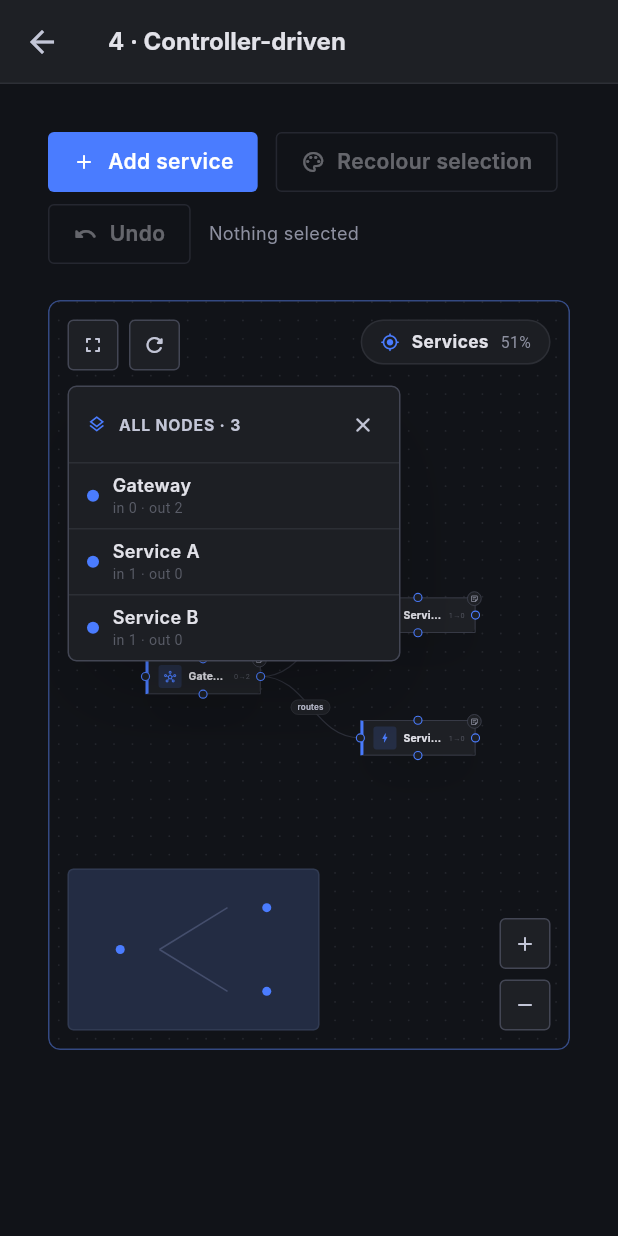
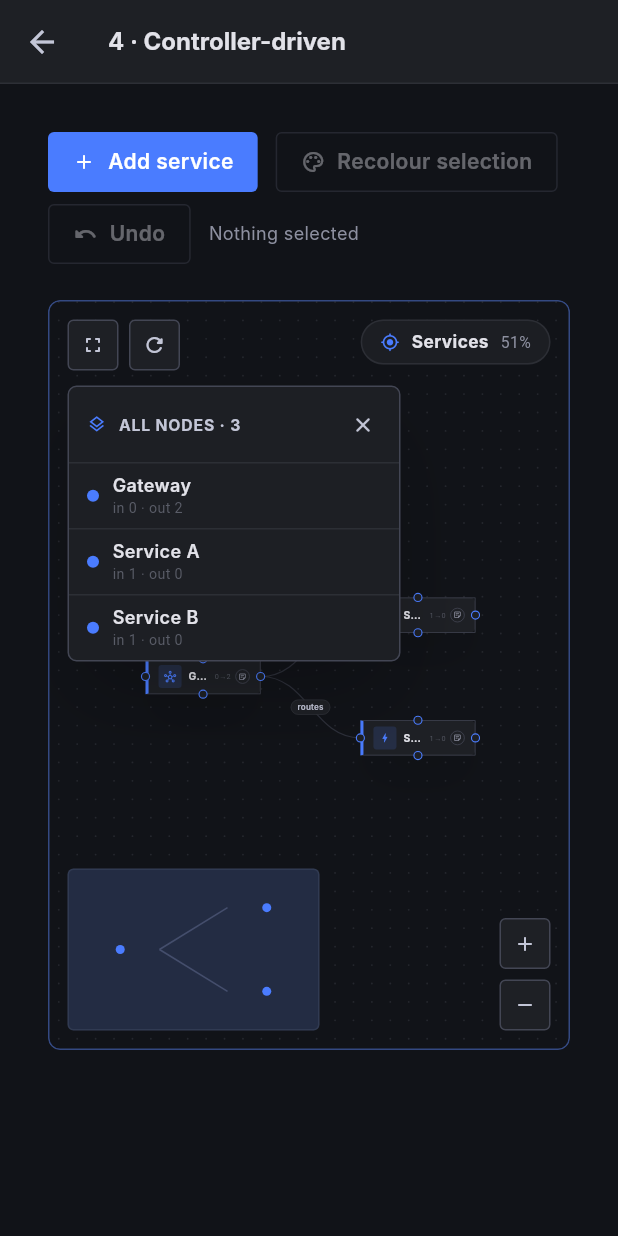
Before and after one commit to GeniusSystems24/super_map, a Flutter app: the screen it shows after launch, after a tap on "4 · Controller-driven", on a phone screen of 412 x 824 dp. Run offline on Flutter 3.47's test engine with Material 3 defaults, Android fonts, the phone set to English and light mode, and no system bars; our stand-ins replace pdf, printing; Roboto replaces fonts that are missing (Inter, JetBrainsMono).

Commit message:
feat: add animated flow dot and improve node card layout in SuperMap

```diff
--- a/lib/src/features/super_map/presentation/painters/edge_painter.dart
+++ b/lib/src/features/super_map/presentation/painters/edge_painter.dart
@@ -34,6 +34,7 @@ class EdgePainter extends CustomPainter {
     this.linkTo,
     this.flow = false,
     this.dashPhase = 0,
+    this.flowT = 0,
   });
 
   final List<EdgeGeometry> geometry;
@@ -54,6 +55,9 @@ class EdgePainter extends CustomPainter {
   final Offset? linkTo;
   final bool flow;
   final double dashPhase;
+
+  /// Normalised (0..1) progress used to place the travelling flow dot.
+  final double flowT;
 
   Offset _toScreen(Offset w) => w * scale + offset;
 
@@ -87,6 +91,7 @@ class EdgePainter extends CustomPainter {
 
       if (flow) {
         canvas.drawPath(_dashed(screenPath, 7 * scale, 6 * scale, dashPhase * scale), paint);
+        _flowDot(canvas, screenPath, on, color, dim);
       } else {
         canvas.drawPath(screenPath, paint);
       }
@@ -104,6 +109,20 @@ class EdgePainter extends CustomPainter {
         ..moveTo(_toScreen(linkFrom!).dx, _toScreen(linkFrom!).dy)
         ..lineTo(_toScreen(linkTo!).dx, _toScreen(linkTo!).dy);
       canvas.drawPath(_dashed(path, 5 * scale, 5 * scale, 0), p);
+    }
+  }
+
+  // a pulse dot travelling source → target along the screen path
+  void _flowDot(Canvas canvas, Path screenPath, bool on, Color color, bool dim) {
+    for (final metric in screenPath.computeMetrics()) {
+      if (metric.length <= 0) continue;
+      final tan = metric.getTangentForOffset(metric.length * (flowT % 1.0));
+      if (tan == null) continue;
+      canvas.drawCircle(
+        tan.position,
+        (on ? 3.6 : 3.0) * scale,
+        Paint()..color = color.withOpacity(dim ? 0.12 : 0.95),
+      );
     }
   }
 
@@ -156,5 +175,6 @@ class EdgePainter extends CustomPainter {
       old.edgeStyle != edgeStyle ||
       old.linkTo != linkTo ||
       old.dashPhase != dashPhase ||
+      old.flowT != flowT ||
       old.flow != flow;
 }
--- a/lib/src/features/super_map/presentation/widgets/map_node_card.dart
+++ b/lib/src/features/super_map/presentation/widgets/map_node_card.dart
@@ -146,7 +146,7 @@ class _MapNodeCardState extends State<MapNodeCard> {
 
     Widget content = widget.editing ? _editor(t, accent) : _label(t, accent);
 
-    Widget card = AnimatedOpacity(
+    final card = AnimatedOpacity(
       duration: SuperTokens.durBase,
       opacity: widget.dimmed ? 0.36 : 1,
       child: Container(
@@ -166,25 +166,16 @@ class _MapNodeCardState extends State<MapNodeCard> {
             ],
             Expanded(child: content),
             if (widget.showData && !widget.editing) _dataBadge(t, accent, isChip),
+            if (widget.showNote) ...[
+              const SizedBox(width: 6),
+              _NoteButton(
+                has: widget.node.note != null,
+                onTap: () => widget.onNote?.call(),
+              ),
+            ],
           ],
         ),
       ),
-    );
-
-    final stack = Stack(
-      clipBehavior: Clip.none,
-      children: [
-        card,
-        if (widget.showNote)
-          PositionedDirectional(
-            top: -8,
-            end: -8,
-            child: _NoteButton(
-              has: widget.node.note != null,
-              onTap: () => widget.onNote?.call(),
-            ),
-          ),
-      ],
     );
 
     return MouseRegion(
@@ -200,7 +191,7 @@ class _MapNodeCardState extends State<MapNodeCard> {
         onPanEnd: (_) => widget.onDragEnd(),
         onLongPressStart: (d) => widget.onContextMenu(d.globalPosition),
         onSecondaryTapDown: (d) => widget.onContextMenu(d.globalPosition),
-        child: stack,
+        child: card,
       ),
     );
   }
@@ -263,6 +254,7 @@ class _MapNodeCardState extends State<MapNodeCard> {
 
     if (isChip || secondary == null) return title;
     return Column(
+      mainAxisSize: MainAxisSize.min,
       mainAxisAlignment: MainAxisAlignment.center,
       crossAxisAlignment: CrossAxisAlignment.start,
       children: [title, const SizedBox(height: 1), secondary],
--- a/lib/src/features/super_map/presentation/widgets/super_map.dart
+++ b/lib/src/features/super_map/presentation/widgets/super_map.dart
@@ -407,6 +407,7 @@ class _SuperMapState extends State<SuperMap> with SingleTickerProviderStateMixin
         linkTo: linkTo,
         flow: widget.animateFlow,
         dashPhase: (_flow?.value ?? 0) * 26,
+        flowT: _flow?.value ?? 0,
       ),
     );
   }
@@ -474,6 +475,8 @@ class _SuperMapState extends State<SuperMap> with SingleTickerProviderStateMixin
     return Positioned(
       left: n.x - size.width / 2,
       top: n.y - size.height / 2,
+      width: size.width,
+      height: size.height,
       child: MapNodeCard(
         node: n,
         size: size,
```
Also changed, not shown: 1 other file.
